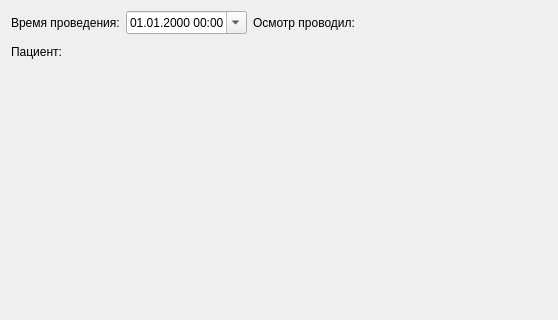
Qt form src/therapeutist/examinationeditwidget.ui (megakoko/m-system) before a commit; both pictures show x 0 to 558 and y 0 to 320 of the 823 by 465 pixel window.
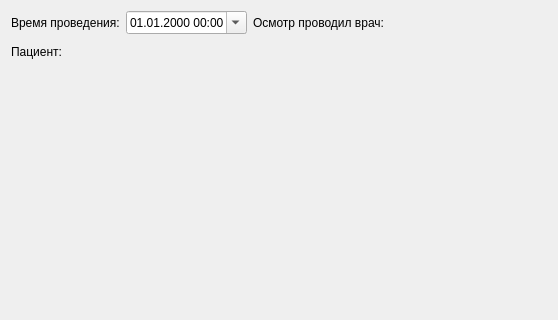
The same form after that commit.

Commit message: Реализовал фичу об автоматическом определении врача-терапевта при создании осмотра.

```diff
--- a/src/therapeutist/examinationeditwidget.ui
+++ b/src/therapeutist/examinationeditwidget.ui
@@ -36,7 +36,7 @@
      <item>
       <widget class="QLabel" name="label_2">
        <property name="text">
-        <string>Осмотр проводил:</string>
+        <string>Осмотр проводил врач:</string>
        </property>
       </widget>
      </item>
```
Left out of the diff: 2 changed lines with no effect on the pictures. Lines whose indentation alone changed are shown as unchanged. The commit also changes 1 other file.
